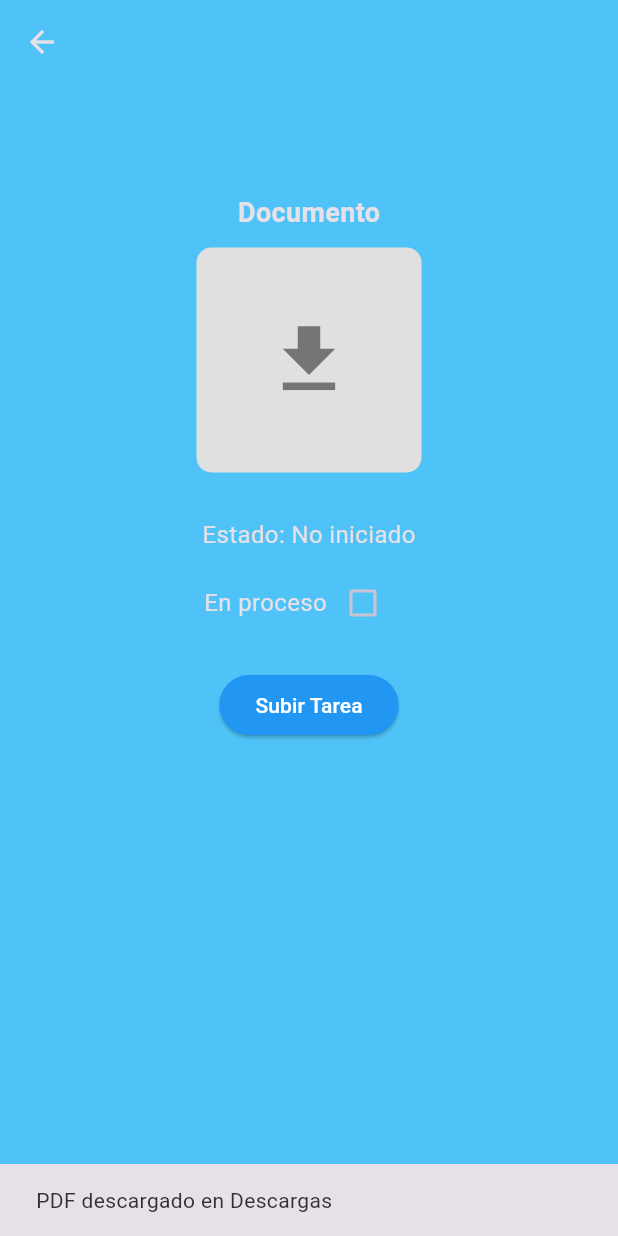
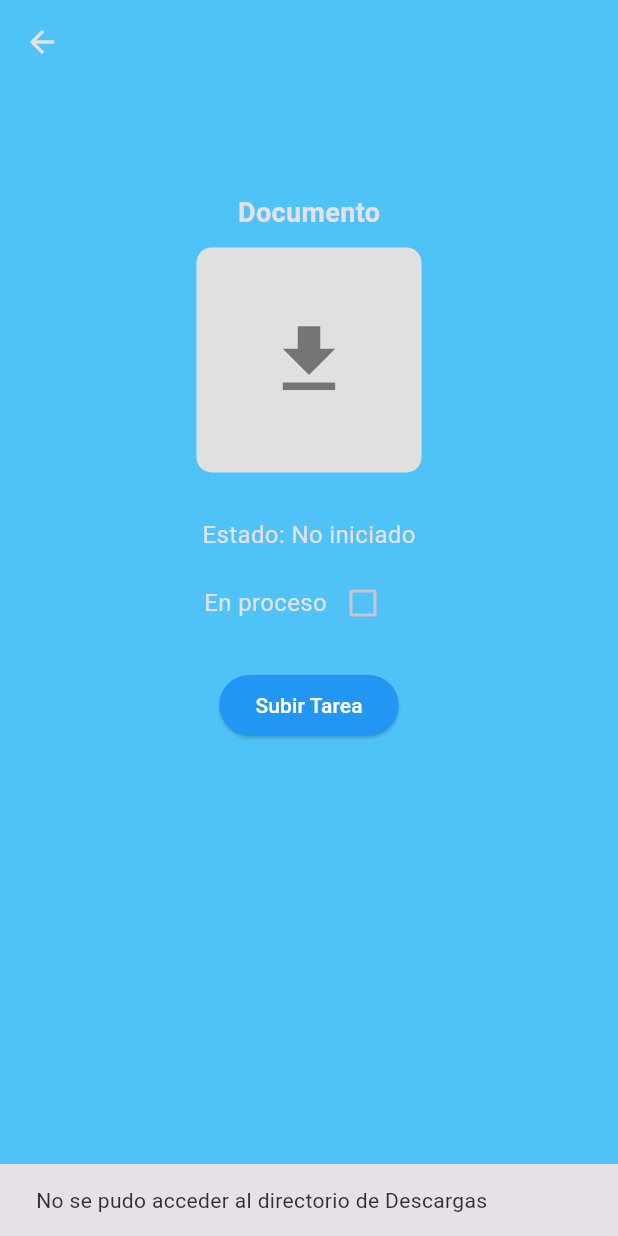
Before and after one commit to Zeustk/ManagerProject, a Flutter app: the DetalleTarea screen opened directly with empty values, after a tap on the "file download" icon, on a phone screen of 412 x 824 dp. Run offline on Flutter 3.47's test engine with Material 3 defaults, Android fonts, the phone set to English and light mode, and no system bars; our stand-ins replace eva_icons_flutter, file_picker, firebase_auth, firebase_core, flutter_secure_storage, font_awesome_flutter and 3 more; missing offline and left inert: dart:ffi; accounts and stored records are empty.

Commit message:
descarga de documento y envio a detalleproyecto medio hecho

```diff
--- a/lib/src/ui/Page/Proyectos/verProyectos.dart
+++ b/lib/src/ui/Page/Proyectos/verProyectos.dart
@@ -154,7 +154,7 @@ class _Ver_ProyectosState extends State<Ver_Proyectos> {
                       child: GestureDetector(
                         onTap: () {
                           if (tipo[0] == 'M') {
-                            Get.to(DetalleProyectoPage());
+                            Get.to(DetalleProyectoPage(),arguments: proyecto);
                           } else {
                             Get.to(Ver_Tareas(),
                                 arguments: proyecto.idProyecto);
--- a/lib/src/ui/Page/Tareas/detalleTarea.dart
+++ b/lib/src/ui/Page/Tareas/detalleTarea.dart
@@ -1,3 +1,4 @@
+import 'dart:convert';
 import 'dart:io';
 
 import 'package:flutter/material.dart';
@@ -15,26 +16,23 @@ class DetalleTarea extends StatelessWidget {
   Widget build(BuildContext context) {
     TareasModel tarea = Get.arguments as TareasModel;
 
-    Future<void> _launchURL(String url) async {
-      if (await canLaunch(url)) {
-        await launch(url);
-      } else {
-        ScaffoldMessenger.of(context).showSnackBar(
-          SnackBar(content: Text('No se pudo abrir el PDF')),
-        );
-      }
-    }
-
     Future<void> _downloadPDF(String pdfBase64Content) async {
       try {
-        Directory? downloadsDirectory = await getDownloadsDirectory();
-        if (downloadsDirectory != null) {
-          String uniqueFilename =
-              '${DateTime.now().millisecondsSinceEpoch}_tarea.pdf';
-          String filePath =
-              '${downloadsDirectory.path}/$uniqueFilename';
+        // Obtener la ruta del directorio de Descargas
+        Directory downloadsDirectory = Directory('/storage/emulated/0/Download');
+
+        if (downloadsDirectory.existsSync()) {
+          // Crear el archivo PDF con un nombre único
+          String uniqueFilename = '${DateTime.now().millisecondsSinceEpoch}_tarea.pdf';
+          String filePath = '${downloadsDirectory.path}/$uniqueFilename';
+
+          // Decodificar el contenido base64
+          List<int> pdfBytes = base64Decode(pdfBase64Content);
+
+          // Guardar el archivo en la ubicación especificada
           File file = File(filePath);
-          await file.writeAsBytes(pdfBase64Content.codeUnits);
+          await file.writeAsBytes(pdfBytes);
+
           ScaffoldMessenger.of(context).showSnackBar(
             SnackBar(content: Text('PDF descargado en Descargas')),
           );
@@ -45,7 +43,7 @@ class DetalleTarea extends StatelessWidget {
         }
       } catch (e) {
         ScaffoldMessenger.of(context).showSnackBar(
-          SnackBar(content: Text('Error al descargar el PDF')),
+          SnackBar(content: Text('Error al descargar el PDF: $e')),
         );
       }
     }
--- a/pubspec.yaml
+++ b/pubspec.yaml
@@ -37,6 +37,7 @@ dependencies:
   file_picker: ^5.2.4
   url_launcher: ^6.0.9
   open_file: ^3.3.2
+  intl: ^0.17.0
 
 
 
```
Also changed, not shown: lib/src/ui/Page/Proyectos/detalleProyecto.dart (+12 -3 lines), pubspec.lock.
